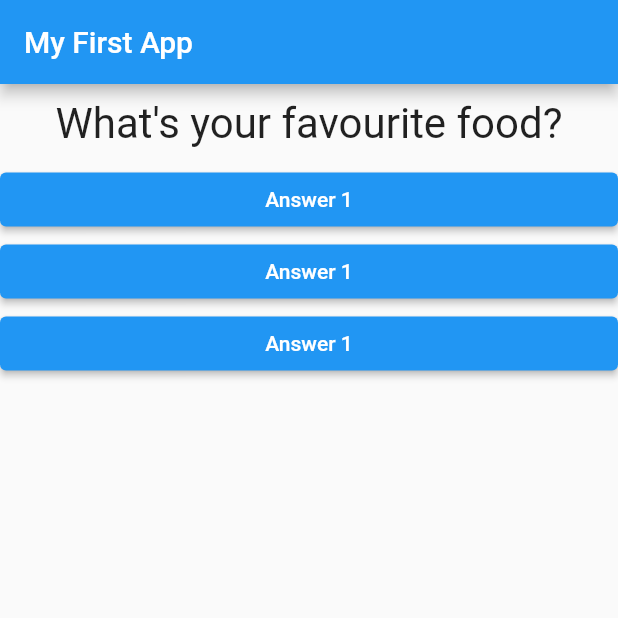
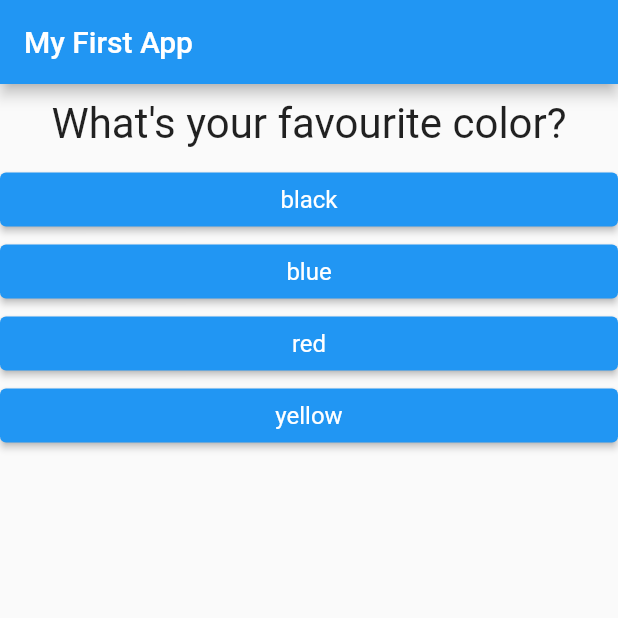
Before and after one commit to BSThisarasinghe/flutter_complete_guide, a Flutter app: the screen it shows after launch, on a phone screen of 412 x 824 dp, the top half of it. Run offline on Flutter 3.47's test engine with Material 2 defaults, Android fonts, the phone set to English and light mode, and no system bars.

Commit message:
Code customize

```diff
--- a/lib/answer.dart
+++ b/lib/answer.dart
@@ -2,16 +2,18 @@ import 'package:flutter/material.dart';
 
 class Answer extends StatelessWidget {
   final VoidCallback selectHandler;
+  final String answerText;
 
-  Answer(this.selectHandler);
+  Answer(this.selectHandler, this.answerText);
 
   @override
   Widget build(BuildContext context) {
     return Container(
       width: double.infinity,
       child: ElevatedButton(
+        style: ButtonStyle(textStyle: MaterialStateProperty.all<TextStyle>(TextStyle(fontSize: 16, color: Colors.white)),),
         onPressed: selectHandler,
-        child: Text('Answer 1'),
+        child: Text(answerText),
         // style: ButtonStyle(backgroundColor: Colors.blue),
       ),
     );
--- a/lib/main.dart
+++ b/lib/main.dart
@@ -15,6 +15,20 @@ class MyApp extends StatefulWidget {
 }
 
 class _MyAppState extends State<MyApp> {
+  final questions = const [
+    {
+      'questionText': 'What\'s your favourite color?',
+      'answers': ['black', 'blue', 'red', 'yellow']
+    },
+    {
+      'questionText': 'What\'s your favourite animal?',
+      'answers': ['Cat', 'Dog', 'Lion', 'Tiger']
+    },
+    {
+      'questionText': 'Who\'s your favourite person?',
+      'answers': ['Mom', 'Dad', 'Nuwan', 'Windana']
+    }
+  ];
   var _questionIndex = 0;
 
   void _answerQuestion() {
@@ -22,14 +36,13 @@ class _MyAppState extends State<MyApp> {
       _questionIndex = _questionIndex + 1;
     });
     print(_questionIndex);
+    if (_questionIndex < questions.length) {
+      print('We have more questions');
+    }
   }
 
   @override
   Widget build(BuildContext context) {
-    var questions = [
-      'What\'s your favourite food?',
-      'What\'s your favourite animal'
-    ];
     return MaterialApp(
       home: Scaffold(
         appBar: AppBar(
@@ -37,11 +50,12 @@ class _MyAppState extends State<MyApp> {
         ),
         body: Column(children: [
           Question(
-            questions[_questionIndex],
+            questions[_questionIndex]['questionText'] as String,
           ),
-          Answer(_answerQuestion),
-          Answer(_answerQuestion),
-          Answer(_answerQuestion),
+          ...(questions[_questionIndex]['answers'] as List<String>)
+              .map((answer) {
+            return Answer(_answerQuestion, answer);
+          }).toList()
         ]),
       ),
     );
```
